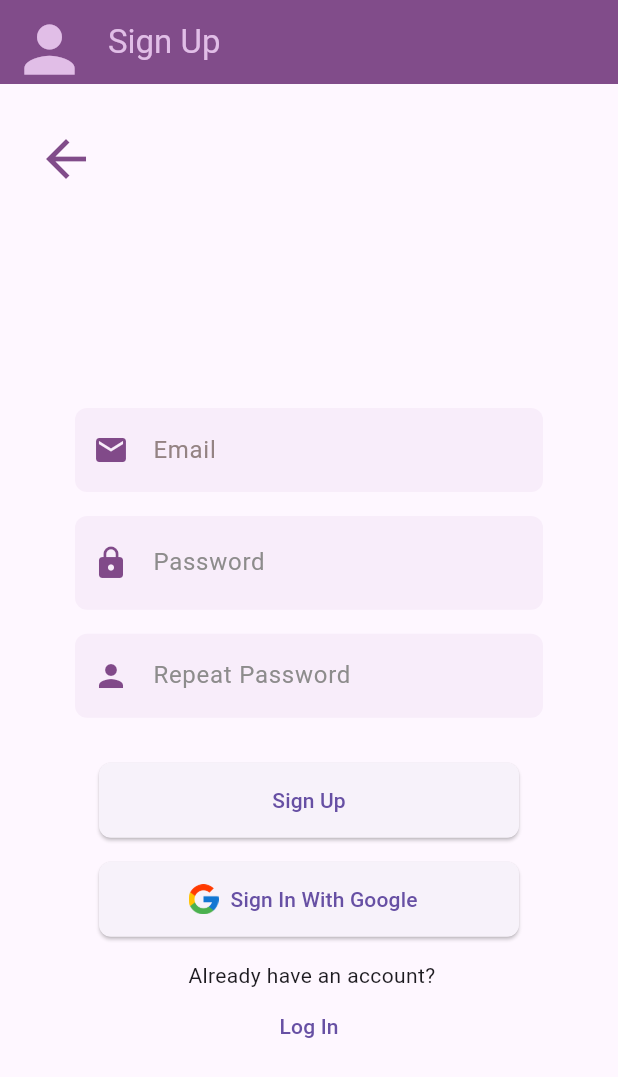
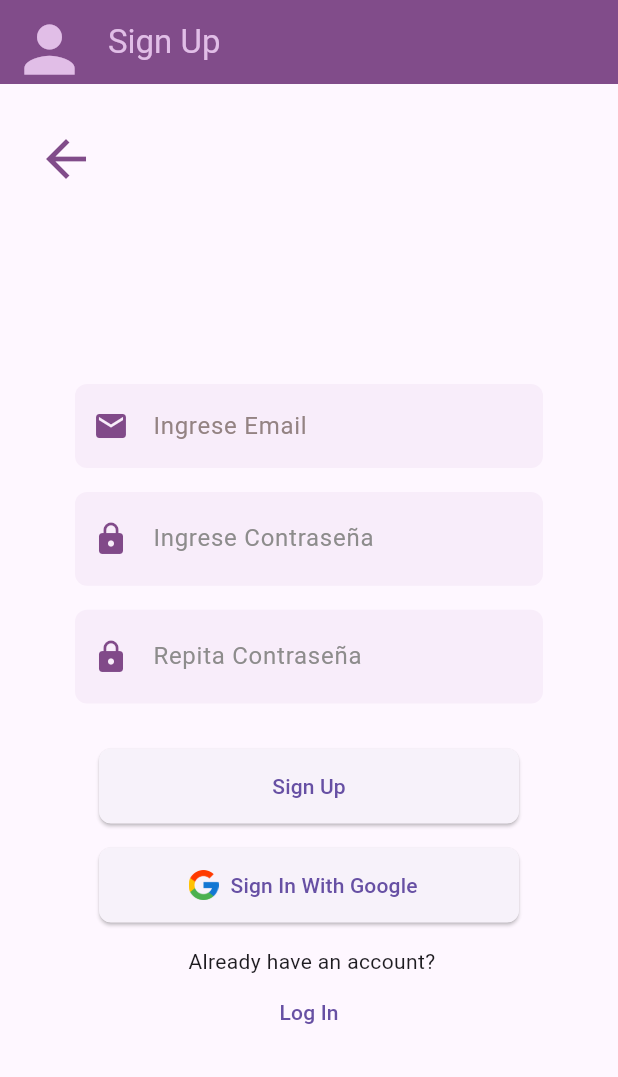
Before and after one commit to villalobos19diego/E-commerce-app, a Flutter app: the ScreenSignUp screen opened directly, on a phone screen of 412 x 824 dp. Shown: the top 1077 px of the screen. Run offline on Flutter 3.47's test engine with Material 2 defaults, Android fonts, the phone set to English and light mode, and no system bars; our stand-ins replace carousel_slider, firebase_auth, firebase_core, google_sign_in; missing offline and left inert: fluid_bottom_nav_bar; accounts and stored records are empty; network calls fail.

Commit message:
fix: se modifico label de los textform para ser mas expresivos y entendibles y se modifico la forma de navigator al floatingbuttom, se modeifico fieldRepeatpassword paso a ser un form para uso de password se le cambiaron iconos

```diff
--- a/lib/screens/signUp/Screen_Sign_Up.dart
+++ b/lib/screens/signUp/Screen_Sign_Up.dart
@@ -66,8 +66,7 @@ class _ScreenLoginState extends State<ScreenSignUp> {
         padding: const EdgeInsets.only(top: 100),
         child: IconButton(
           onPressed: () {
-            Navigator.pop(context,
-                MaterialPageRoute(builder: (context) => const Tabbar()));
+            Navigator.of(context).pop();
           },
           icon: const Icon(Icons.arrow_back,
               color: Color.fromARGB(216, 107, 45, 117), size: 40),
@@ -84,11 +83,8 @@ class _ScreenLoginState extends State<ScreenSignUp> {
               child: Column(
                 mainAxisAlignment: MainAxisAlignment.center,
                 children: [
-                  const SizedBox(
-                    height: 16.0,
-                  ),
                   textForm(
-                      "Email",
+                      "Ingrese Email",
                       const Color.fromARGB(255, 148, 131, 131),
                       16.0,
                       "Ingrese su Email",
@@ -114,8 +110,13 @@ class _ScreenLoginState extends State<ScreenSignUp> {
                   const SizedBox(
                     height: 16.0,
                   ),
-                  textForm("Password", const Color.fromARGB(255, 141, 140, 140),
-                      16.0, "Ingrese su Password", Colors.grey, context,
+                  textForm(
+                      "Ingrese Contraseña",
+                      const Color.fromARGB(255, 141, 140, 140),
+                      16.0,
+                      "Ingrese su Password",
+                      Colors.grey,
+                      context,
                       icon: const Icon(Icons.lock,
                           color: Color.fromARGB(216, 107, 45, 117)),
                       borderSide: BorderSide.none,
@@ -145,19 +146,20 @@ class _ScreenLoginState extends State<ScreenSignUp> {
                       textAction: TextInputAction.done,
                       textEditingController: _passwordfieldController,
                       onfieldSubmitted: (value) {
-                        FocusScope.of(context).requestFocus(fieldRepeatPassword);
+                        FocusScope.of(context)
+                            .requestFocus(fieldRepeatPassword);
                       }),
                   const SizedBox(
                     height: 16.0,
                   ),
                   textForm(
-                      "Repeat Password",
+                      "Repita Contraseña",
                       const Color.fromARGB(255, 141, 140, 140),
                       16.0,
-                      "Ingrese su Password",
+                      "Repita su Contraseña",
                       const Color.fromARGB(255, 121, 120, 120),
                       context,
-                      icon: const Icon(Icons.person,
+                      icon: const Icon(Icons.lock,
                           color: Color.fromARGB(216, 107, 45, 117)),
                       borderSide: BorderSide.none,
                       borderRadius: BorderRadius.circular(8.0),
@@ -170,6 +172,19 @@ class _ScreenLoginState extends State<ScreenSignUp> {
                         return utils.validatePasswordWithPassword(
                             _passwordfieldController.text, value);
                       },
+                      suffixInkwell: InkWell(
+                        onTap: () {
+                          setState(() {
+                            passToggle = !passToggle;
+                          });
+                        },
+                        child: Icon(
+                            passToggle
+                                ? Icons.visibility
+                                : Icons.visibility_off,
+                            color: const Color.fromARGB(216, 107, 45, 117)),
+                      ),
+                      isPassword: passToggle,
                       focusNode: fieldRepeatPassword,
                       textEditingController: _usernamefieldController,
                       onfieldSubmitted: (value) {
```
